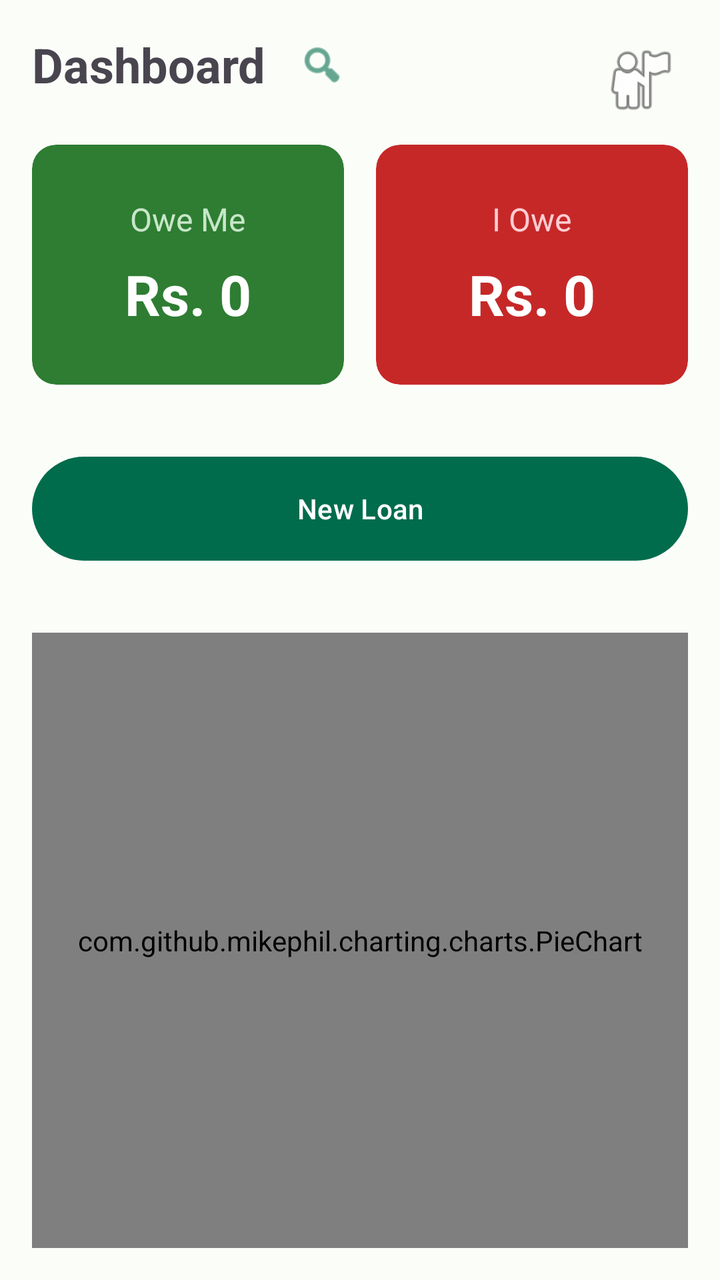
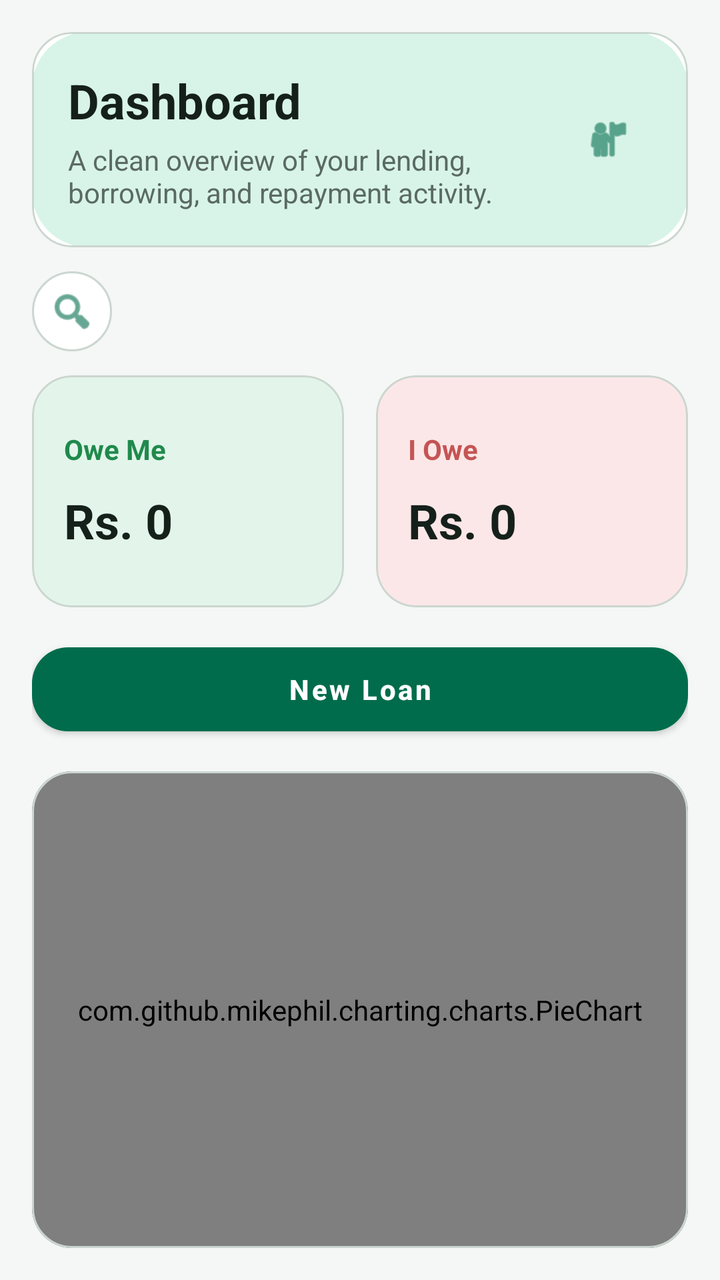

Before-and-after screenshots of an Android layout around one commit, followed by the original layout XML and the change that was made.
<!-- AndroidManifest.xml: application theme Theme.QarzApp -->
<!-- res/layout/fragment_dashboard.xml -->
<?xml version="1.0" encoding="utf-8"?>
<androidx.constraintlayout.widget.ConstraintLayout 
    xmlns:android="http://schemas.android.com/apk/res/android"
    xmlns:app="http://schemas.android.com/apk/res-auto"
    xmlns:tools="http://schemas.android.com/tools"
    android:layout_width="match_parent"
    android:layout_height="match_parent"
    android:padding="16dp"
    tools:context=".fragments.DashboardFragment">

    <TextView
        android:id="@+id/tvDashboardTitle"
        android:layout_width="wrap_content"
        android:layout_height="wrap_content"
        android:text="Dashboard"
        android:textSize="24sp"
        android:textStyle="bold"
        app:layout_constraintTop_toTopOf="parent"
        app:layout_constraintStart_toStartOf="parent"/>

    <ImageView
        android:id="@+id/ivSearchReceipt"
        android:layout_width="32dp"
        android:layout_height="32dp"
        android:src="@android:drawable/ic_menu_search"
        android:padding="4dp"
        android:background="?selectableItemBackgroundBorderless"
        android:clickable="true"
        android:focusable="true"
        app:tint="?attr/colorPrimaryDark"
        app:layout_constraintTop_toTopOf="@id/tvDashboardTitle"
        app:layout_constraintBottom_toBottomOf="@id/tvDashboardTitle"
        app:layout_constraintStart_toEndOf="@id/tvDashboardTitle"
        android:layout_marginStart="12dp"/>

    <ImageView
        android:id="@+id/ivProfile"
        android:layout_width="48dp"
        android:layout_height="48dp"
        android:src="@android:drawable/ic_menu_myplaces"
        android:padding="4dp"
        android:background="?selectableItemBackgroundBorderless"
        android:clickable="true"
        android:focusable="true"
        app:layout_constraintTop_toTopOf="parent"
        app:layout_constraintEnd_toEndOf="parent"/>

    <LinearLayout
        android:id="@+id/cardsLayout"
        android:layout_width="match_parent"
        android:layout_height="wrap_content"
        android:orientation="horizontal"
        android:weightSum="2"
        android:layout_marginTop="24dp"
        app:layout_constraintTop_toBottomOf="@id/tvDashboardTitle"
        app:layout_constraintStart_toStartOf="parent"
        app:layout_constraintEnd_toEndOf="parent">

        <com.google.android.material.card.MaterialCardView
            android:layout_width="0dp"
            android:layout_height="120dp"
            android:layout_weight="1"
            android:layout_marginEnd="8dp"
            app:cardBackgroundColor="#2E7D32"
            app:cardCornerRadius="12dp"
            app:strokeWidth="0dp">

            <LinearLayout
                android:layout_width="match_parent"
                android:layout_height="match_parent"
                android:orientation="vertical"
                android:gravity="center">

                <TextView
                    android:layout_width="wrap_content"
                    android:layout_height="wrap_content"
                    android:text="Owe Me"
                    android:textColor="#C8E6C9"
                    android:textSize="16sp" />

                <TextView
                    android:id="@+id/tvOweMeTotal"
                    android:layout_width="wrap_content"
                    android:layout_height="wrap_content"
                    android:text="Rs. 0"
                    android:textColor="#FFFFFF"
                    android:textStyle="bold"
                    android:textSize="28sp"
                    android:layout_marginTop="8dp"/>
            </LinearLayout>
        </com.google.android.material.card.MaterialCardView>

        <com.google.android.material.card.MaterialCardView
            android:layout_width="0dp"
            android:layout_height="120dp"
            android:layout_weight="1"
            android:layout_marginStart="8dp"
            app:cardBackgroundColor="#C62828"
            app:cardCornerRadius="12dp"
            app:strokeWidth="0dp">

            <LinearLayout
                android:layout_width="match_parent"
                android:layout_height="match_parent"
                android:orientation="vertical"
                android:gravity="center">

                <TextView
                    android:layout_width="wrap_content"
                    android:layout_height="wrap_content"
                    android:text="I Owe"
                    android:textColor="#FFCDD2"
                    android:textSize="16sp" />

                <TextView
                    android:id="@+id/tvIOweTotal"
                    android:layout_width="wrap_content"
                    android:layout_height="wrap_content"
                    android:text="Rs. 0"
                    android:textColor="#FFFFFF"
                    android:textStyle="bold"
                    android:textSize="28sp"
                    android:layout_marginTop="8dp"/>
            </LinearLayout>
        </com.google.android.material.card.MaterialCardView>
    </LinearLayout>

    <Button
        android:id="@+id/btnNewLoan"
        android:layout_width="match_parent"
        android:layout_height="60dp"
        android:text="New Loan"
        android:layout_marginTop="32dp"
        app:layout_constraintTop_toBottomOf="@id/cardsLayout"
        app:layout_constraintStart_toStartOf="parent"
        app:layout_constraintEnd_toEndOf="parent" />

    <com.github.mikephil.charting.charts.PieChart
        android:id="@+id/pieChart"
        android:layout_width="match_parent"
        android:layout_height="0dp"
        android:layout_marginTop="32dp"
        app:layout_constraintTop_toBottomOf="@id/btnNewLoan"
        app:layout_constraintBottom_toBottomOf="parent"
        app:layout_constraintStart_toStartOf="parent"
        app:layout_constraintEnd_toEndOf="parent" />

</androidx.constraintlayout.widget.ConstraintLayout>
<!-- resources referenced by this layout -->
<resources>
  <style name="Theme.QarzApp" parent="Base.Theme.QarzApp" />
  <style name="Base.Theme.QarzApp" parent="Theme.Material3.DayNight.NoActionBar">
          
          <item name="colorPrimary">@color/md_theme_primary</item>
          <item name="colorOnPrimary">@color/md_theme_onPrimary</item>
          <item name="colorSecondary">@color/md_theme_secondary</item>
          <item name="colorOnSecondary">@color/md_theme_onSecondary</item>
          <item name="android:windowBackground">@color/md_theme_background</item>
          <item name="android:statusBarColor">?attr/colorPrimary</item>
      </style>
  <color name="md_theme_primary">#006C4C</color>
  <color name="md_theme_onPrimary">#FFFFFF</color>
  <color name="md_theme_secondary">#4D6357</color>
  <color name="md_theme_onSecondary">#FFFFFF</color>
  <color name="md_theme_background">#FBFDF9</color>
</resources>

<!-- the commit's change to res/layout/fragment_dashboard.xml (unified diff, before → after) -->
@@ -1,148 +1,190 @@
 <?xml version="1.0" encoding="utf-8"?>
-<androidx.constraintlayout.widget.ConstraintLayout 
+<androidx.constraintlayout.widget.ConstraintLayout
     xmlns:android="http://schemas.android.com/apk/res/android"
     xmlns:app="http://schemas.android.com/apk/res-auto"
     xmlns:tools="http://schemas.android.com/tools"
     android:layout_width="match_parent"
     android:layout_height="match_parent"
+    android:background="@android:color/transparent"
     android:padding="16dp"
     tools:context=".fragments.DashboardFragment">
 
-    <TextView
-        android:id="@+id/tvDashboardTitle"
-        android:layout_width="wrap_content"
+    <com.google.android.material.card.MaterialCardView
+        android:id="@+id/topPanel"
+        style="@style/QarzCard"
+        android:layout_width="0dp"
         android:layout_height="wrap_content"
-        android:text="Dashboard"
-        android:textSize="24sp"
-        android:textStyle="bold"
-        app:layout_constraintTop_toTopOf="parent"
-        app:layout_constraintStart_toStartOf="parent"/>
+        app:layout_constraintEnd_toEndOf="parent"
+        app:layout_constraintStart_toStartOf="parent"
+        app:layout_constraintTop_toTopOf="parent">
+
+        <LinearLayout
+            android:layout_width="match_parent"
+            android:layout_height="wrap_content"
+            android:background="@drawable/bg_top_panel"
+            android:gravity="center_vertical"
+            android:orientation="horizontal"
+            android:padding="18dp">
+
+            <LinearLayout
+                android:layout_width="0dp"
+                android:layout_height="wrap_content"
+                android:layout_weight="1"
+                android:orientation="vertical">
+
+                <TextView
+                    android:id="@+id/tvDashboardTitle"
+                    android:layout_width="wrap_content"
+                    android:layout_height="wrap_content"
+                    android:text="Dashboard"
+                    android:textColor="@color/md_theme_onSurface"
+                    android:textSize="24sp"
+                    android:textStyle="bold" />
+
+                <TextView
+                    android:layout_width="wrap_content"
+                    android:layout_height="wrap_content"
+                    android:layout_marginTop="4dp"
+                    android:text="A clean overview of your lending, borrowing, and repayment activity."
+                    android:textColor="@color/md_theme_onSurfaceVariant"
+                    android:textSize="14sp" />
+            </LinearLayout>
+
+            <ImageView
+                android:id="@+id/ivProfile"
+                android:layout_width="44dp"
+                android:layout_height="44dp"
+                android:background="@drawable/bg_avatar_circle"
+                android:clickable="true"
+                android:focusable="true"
+                android:padding="10dp"
+                android:src="@android:drawable/ic_menu_myplaces"
+                app:tint="@color/md_theme_primary" />
+        </LinearLayout>
+    </com.google.android.material.card.MaterialCardView>
 
     <ImageView
         android:id="@+id/ivSearchReceipt"
-        android:layout_width="32dp"
-        android:layout_height="32dp"
-        android:src="@android:drawable/ic_menu_search"
-        android:padding="4dp"
-        android:background="?selectableItemBackgroundBorderless"
+        android:layout_width="40dp"
+        android:layout_height="40dp"
+        android:layout_marginTop="12dp"
+        android:background="@drawable/bg_surface_panel"
         android:clickable="true"
         android:focusable="true"
-        app:tint="?attr/colorPrimaryDark"
-        app:layout_constraintTop_toTopOf="@id/tvDashboardTitle"
-        app:layout_constraintBottom_toBottomOf="@id/tvDashboardTitle"
-        app:layout_constraintStart_toEndOf="@id/tvDashboardTitle"
-        android:layout_marginStart="12dp"/>
-
-    <ImageView
-        android:id="@+id/ivProfile"
-        android:layout_width="48dp"
-        android:layout_height="48dp"
-        android:src="@android:drawable/ic_menu_myplaces"
-        android:padding="4dp"
-        android:background="?selectableItemBackgroundBorderless"
-        android:clickable="true"
-        android:focusable="true"
-        app:layout_constraintTop_toTopOf="parent"
-        app:layout_constraintEnd_toEndOf="parent"/>
+        android:padding="8dp"
+        android:src="@android:drawable/ic_menu_search"
+        app:layout_constraintStart_toStartOf="parent"
+        app:layout_constraintTop_toBottomOf="@id/topPanel"
+        app:tint="@color/md_theme_primary" />
 
     <LinearLayout
         android:id="@+id/cardsLayout"
-        android:layout_width="match_parent"
+        android:layout_width="0dp"
         android:layout_height="wrap_content"
+        android:layout_marginTop="12dp"
         android:orientation="horizontal"
         android:weightSum="2"
-        android:layout_marginTop="24dp"
-        app:layout_constraintTop_toBottomOf="@id/tvDashboardTitle"
+        app:layout_constraintEnd_toEndOf="parent"
         app:layout_constraintStart_toStartOf="parent"
-        app:layout_constraintEnd_toEndOf="parent">
+        app:layout_constraintTop_toBottomOf="@id/ivSearchReceipt">
 
         <com.google.android.material.card.MaterialCardView
+            style="@style/QarzCard"
             android:layout_width="0dp"
-            android:layout_height="120dp"
+            android:layout_height="116dp"
+            android:layout_marginEnd="8dp"
             android:layout_weight="1"
-            android:layout_marginEnd="8dp"
-            app:cardBackgroundColor="#2E7D32"
-            app:cardCornerRadius="12dp"
-            app:strokeWidth="0dp">
+            app:cardBackgroundColor="@color/md_theme_success_soft">
 
             <LinearLayout
                 android:layout_width="match_parent"
                 android:layout_height="match_parent"
+                android:gravity="center_vertical"
                 android:orientation="vertical"
-                android:gravity="center">
+                android:padding="16dp">
 
                 <TextView
                     android:layout_width="wrap_content"
                     android:layout_height="wrap_content"
                     android:text="Owe Me"
-                    android:textColor="#C8E6C9"
-                    android:textSize="16sp" />
+                    android:textColor="@color/md_theme_success"
+                    android:textSize="14sp"
+                    android:textStyle="bold" />
 
                 <TextView
                     android:id="@+id/tvOweMeTotal"
                     android:layout_width="wrap_content"
                     android:layout_height="wrap_content"
+                    android:layout_marginTop="10dp"
                     android:text="Rs. 0"
-                    android:textColor="#FFFFFF"
-                    android:textStyle="bold"
-                    android:textSize="28sp"
-                    android:layout_marginTop="8dp"/>
+                    android:textColor="@color/md_theme_onSurface"
+                    android:textSize="24sp"
+                    android:textStyle="bold" />
             </LinearLayout>
         </com.google.android.material.card.MaterialCardView>
 
         <com.google.android.material.card.MaterialCardView
+            style="@style/QarzCard"
             android:layout_width="0dp"
-            android:layout_height="120dp"
+            android:layout_height="116dp"
+            android:layout_marginStart="8dp"
             android:layout_weight="1"
-            android:layout_marginStart="8dp"
-            app:cardBackgroundColor="#C62828"
-            app:cardCornerRadius="12dp"
-            app:strokeWidth="0dp">
+            app:cardBackgroundColor="@color/md_theme_danger_soft">
 
             <LinearLayout
                 android:layout_width="match_parent"
                 android:layout_height="match_parent"
+                android:gravity="center_vertical"
                 android:orientation="vertical"
-                android:gravity="center">
+                android:padding="16dp">
 
                 <TextView
                     android:layout_width="wrap_content"
                     android:layout_height="wrap_content"
                     android:text="I Owe"
-                    android:textColor="#FFCDD2"
-                    android:textSize="16sp" />
+                    android:textColor="@color/md_theme_danger"
+                    android:textSize="14sp"
+                    android:textStyle="bold" />
 
                 <TextView
                     android:id="@+id/tvIOweTotal"
                     android:layout_width="wrap_content"
                     android:layout_height="wrap_content"
+                    android:layout_marginTop="10dp"
                     android:text="Rs. 0"
-                    android:textColor="#FFFFFF"
-                    android:textStyle="bold"
-                    android:textSize="28sp"
-                    android:layout_marginTop="8dp"/>
+                    android:textColor="@color/md_theme_onSurface"
+                    android:textSize="24sp"
+                    android:textStyle="bold" />
             </LinearLayout>
         </com.google.android.material.card.MaterialCardView>
     </LinearLayout>
 
     <Button
         android:id="@+id/btnNewLoan"
-        android:layout_width="match_parent"
-        android:layout_height="60dp"
+        style="@style/QarzButton"
+        android:layout_width="0dp"
+        android:layout_height="54dp"
+        android:layout_marginTop="14dp"
         android:text="New Loan"
-        android:layout_marginTop="32dp"
-        app:layout_constraintTop_toBottomOf="@id/cardsLayout"
+        app:layout_constraintEnd_toEndOf="parent"
         app:layout_constraintStart_toStartOf="parent"
-        app:layout_constraintEnd_toEndOf="parent" />
+        app:layout_constraintTop_toBottomOf="@id/cardsLayout" />
 
-    <com.github.mikephil.charting.charts.PieChart
-        android:id="@+id/pieChart"
-        android:layout_width="match_parent"
+    <com.google.android.material.card.MaterialCardView
+        style="@style/QarzCard"
+        android:layout_width="0dp"
         android:layout_height="0dp"
-        android:layout_marginTop="32dp"
-        app:layout_constraintTop_toBottomOf="@id/btnNewLoan"
+        android:layout_marginTop="14dp"
         app:layout_constraintBottom_toBottomOf="parent"
+        app:layout_constraintEnd_toEndOf="parent"
         app:layout_constraintStart_toStartOf="parent"
-        app:layout_constraintEnd_toEndOf="parent" />
+        app:layout_constraintTop_toBottomOf="@id/btnNewLoan">
+
+        <com.github.mikephil.charting.charts.PieChart
+            android:id="@+id/pieChart"
+            android:layout_width="match_parent"
+            android:layout_height="match_parent"
+            android:padding="8dp" />
+    </com.google.android.material.card.MaterialCardView>
 
 </androidx.constraintlayout.widget.ConstraintLayout>
<!-- resource entries referenced after the edit -->
@@ -1,19 +1,68 @@
 <!-- resources referenced by this layout -->
 <resources>
+  <color name="md_theme_danger">#C55454</color>
+  <color name="md_theme_danger_soft">#FBE7E7</color>
+  <color name="md_theme_onSurface">#15201B</color>
+  <color name="md_theme_onSurfaceVariant">#5A6A62</color>
   <style name="Theme.QarzApp" parent="Base.Theme.QarzApp" />
-  <style name="Base.Theme.QarzApp" parent="Theme.Material3.DayNight.NoActionBar">
-          
+  <color name="md_theme_primaryContainer">#D8F4E8</color>
+  <color name="md_theme_surface">#FFFFFF</color>
+  <color name="md_theme_outline">#CBD6D0</color>
+  <style name="Base.Theme.QarzApp" parent="Theme.Material3.Light.NoActionBar">
           <item name="colorPrimary">@color/md_theme_primary</item>
           <item name="colorOnPrimary">@color/md_theme_onPrimary</item>
           <item name="colorSecondary">@color/md_theme_secondary</item>
           <item name="colorOnSecondary">@color/md_theme_onSecondary</item>
+          <item name="colorSurface">@color/md_theme_surface</item>
+          <item name="android:colorBackground">@color/md_theme_background</item>
+          <item name="colorOnSurface">@color/md_theme_onSurface</item>
           <item name="android:windowBackground">@color/md_theme_background</item>
-          <item name="android:statusBarColor">?attr/colorPrimary</item>
+          <item name="android:statusBarColor">@color/md_theme_background</item>
+          <item name="android:navigationBarColor">@color/md_theme_surface</item>
+          <item name="android:windowLightStatusBar">true</item>
+          <item name="android:windowLightNavigationBar">true</item>
       </style>
   <color name="md_theme_primary">#006C4C</color>
+  <color name="md_theme_success">#1F8A4C</color>
+  <color name="md_theme_success_soft">#E3F5EA</color>
+  <!-- drawable bg_avatar_circle (drawable) -->
+  <?xml version="1.0" encoding="utf-8"?>
+  <shape xmlns:android="http://schemas.android.com/apk/res/android" android:shape="oval">
+      <solid android:color="@color/md_theme_primaryContainer" />
+  </shape>
+  <!-- drawable bg_surface_panel (drawable) -->
+  <?xml version="1.0" encoding="utf-8"?>
+  <shape xmlns:android="http://schemas.android.com/apk/res/android" android:shape="rectangle">
+      <solid android:color="@color/md_theme_surface" />
+      <stroke
+          android:width="1dp"
+          android:color="@color/md_theme_outline" />
+      <corners android:radius="24dp" />
+  </shape>
+  <!-- drawable bg_top_panel (drawable) -->
+  <?xml version="1.0" encoding="utf-8"?>
+  <shape xmlns:android="http://schemas.android.com/apk/res/android" android:shape="rectangle">
+      <solid android:color="@color/md_theme_primaryContainer" />
+      <corners android:radius="28dp" />
+  </shape>
+  <style name="QarzButton" parent="Widget.MaterialComponents.Button">
+          <item name="cornerRadius">18dp</item>
+          <item name="android:minHeight">54dp</item>
+          <item name="android:textAllCaps">false</item>
+          <item name="backgroundTint">@color/md_theme_primary</item>
+          <item name="android:textColor">@color/md_theme_onPrimary</item>
+          <item name="android:textStyle">bold</item>
+      </style>
+  <style name="QarzCard" parent="Widget.MaterialComponents.CardView">
+          <item name="cardCornerRadius">20dp</item>
+          <item name="strokeColor">@color/md_theme_outline</item>
+          <item name="strokeWidth">1dp</item>
+          <item name="cardBackgroundColor">@color/md_theme_surface</item>
+          <item name="cardElevation">0dp</item>
+      </style>
   <color name="md_theme_onPrimary">#FFFFFF</color>
   <color name="md_theme_secondary">#4D6357</color>
   <color name="md_theme_onSecondary">#FFFFFF</color>
-  <color name="md_theme_background">#FBFDF9</color>
+  <color name="md_theme_background">#F4F7F5</color>
 </resources>
 
